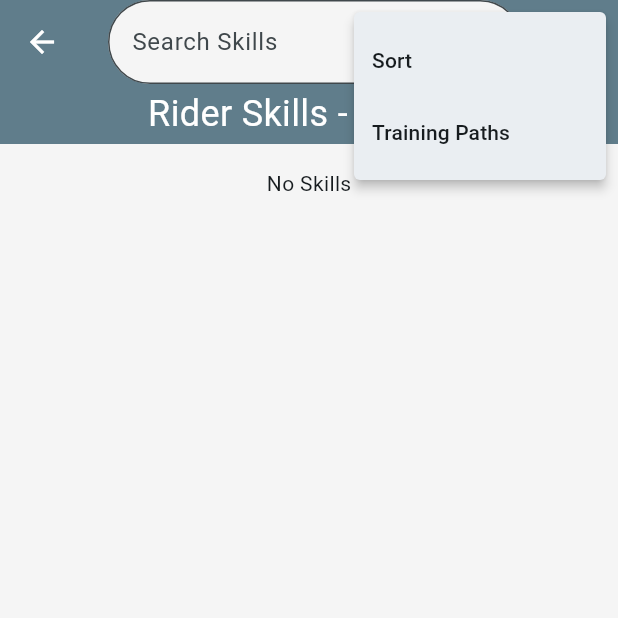
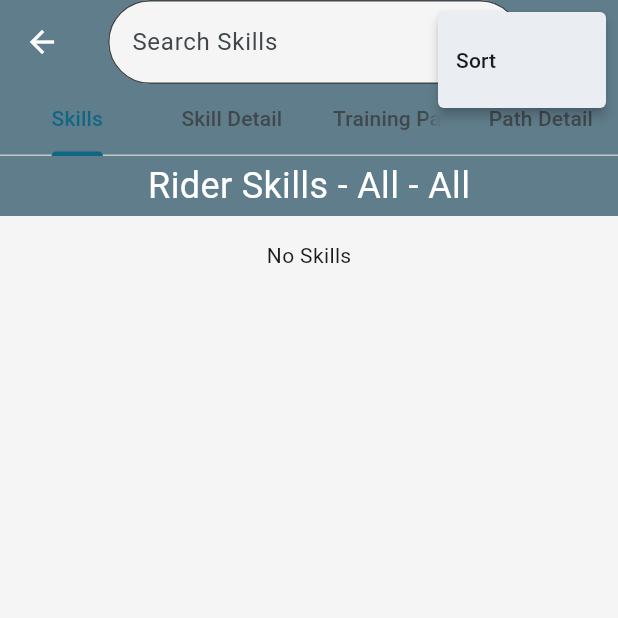
Before and after one commit to Mfrenchy77/Horse-and-Rider-s-Companion, a Flutter app: the SkillTreeView screen opened directly, after a tap on the "search" icon, after a tap on the "more vert" icon, on a phone screen of 412 x 824 dp, the top half of it. Run offline on Flutter 3.47's test engine with Material 3 defaults, Android fonts, the phone set to English and light mode, and no system bars; drawn by our look-alikes of searchfield; our stand-ins replace auto_size_text, bloc, cached_network_image, cloud_firestore, equatable, firebase_auth and 18 more; missing offline and left inert: any_link_preview, flutter_adaptive_scaffold, flutter_inappwebview, image_network, open_mail_app, super_banners and 1 more; accounts and stored records are empty.

Commit message:
Added tab navigation to the skill tree for ease of use

```diff
--- a/lib/App/Cubit/app_cubit.dart
+++ b/lib/App/Cubit/app_cubit.dart
@@ -3151,6 +3151,11 @@ class AppCubit extends Cubit<AppState> {
     }
   }
 
+  /// Skill Tree Tab Navigation
+  void setSkillTreeTabIndex(int index) {
+    emit(state.copyWith(skillTreeTabIndex: index));
+  }
+
   /// Set the page status to Loading
   void setLoading() {
     emit(
--- a/lib/App/Cubit/app_state.dart
+++ b/lib/App/Cubit/app_state.dart
@@ -141,6 +141,7 @@ class AppState extends Equatable {
     this.user = User.empty,
     this.allSkills = const [],
     this.resources = const [],
+    this.skillTreeTabIndex = 0,
     this.isFromProfile = false,
     this.searchList = const [],
     this.showOnboarding = false,
@@ -246,6 +247,9 @@ class AppState extends Equatable {
 
   /// Whether the BannerAd is ready to be shown.
   final bool isBannerAdReady;
+
+  /// Index of the Skill Tree Tabs
+  final int skillTreeTabIndex;
 
   /// The Unsorted list of Skills from the database
   final List<Skill?> allSkills;
@@ -363,6 +367,7 @@ class AppState extends Equatable {
     String? errorMessage,
     bool? showFirstLaunch,
     bool? isBannerAdReady,
+    int? skillTreeTabIndex,
     List<Message>? messages,
     List<Skill?>? allSkills,
     bool? isFromTrainingPath,
@@ -437,6 +442,7 @@ class AppState extends Equatable {
       isBannerAdReady: isBannerAdReady ?? this.isBannerAdReady,
       resourceComments: resourceComments ?? this.resourceComments,
       commentSortState: commentSortState ?? this.commentSortState,
+      skillTreeTabIndex: skillTreeTabIndex ?? this.skillTreeTabIndex,
       conversationState: conversationState ?? this.conversationState,
       conversationsSort: conversationsSort ?? this.conversationsSort,
       categorySortState: categorySortState ?? this.categorySortState,
@@ -499,6 +505,7 @@ class AppState extends Equatable {
         isBannerAdReady,
         resourceComments,
         commentSortState,
+        skillTreeTabIndex,
         conversationState,
         conversationsSort,
         conversationsState,
--- a/lib/MainPages/SkillTree/Widgets/skill_tree_app_bar_overflow_menu.dart
+++ b/lib/MainPages/SkillTree/Widgets/skill_tree_app_bar_overflow_menu.dart
@@ -12,84 +12,43 @@ class SkillTreeAppBarOverFlowMenu extends StatelessWidget {
       builder: (context, state) {
         final cubit = context.read<AppCubit>();
         final isEditor = state.usersProfile?.editor ?? false;
-        return PopupMenuButton<String>(
-          itemBuilder: (context) {
-            switch (state.skillTreeNavigation) {
-              case SkillTreeNavigation.SkillList:
-                return [
+
+        final menuItems = <PopupMenuEntry<String>>[];
+
+        // Add sort option only for skill list tab
+        if (state.skillTreeTabIndex == 0) {
+          menuItems.add(
             const PopupMenuItem(
               value: 'Sort',
               child: Text('Sort'),
             ),
-                  const PopupMenuItem(
-                    value: 'Training Paths',
-                    child: Text('Training Paths'),
-                  ),
-                  if (!state.isGuest && isEditor)
+          );
+        }
+
+        // Add edit toggle if user is editor
+        if (!state.isGuest && isEditor) {
+          menuItems.add(
             const PopupMenuItem(
               value: 'Edit',
               child: Text('Toggle Edit Controls'),
             ),
-                ];
-              case SkillTreeNavigation.TrainingPathList:
-                return [
-                  const PopupMenuItem(
-                    value: 'Skills',
-                    child: Text('Skills'),
-                  ),
-                  if (!state.isGuest && isEditor)
-                    const PopupMenuItem(
-                      value: 'Edit',
-                      child: Text('Toggle Edit Controls'),
-                    ),
-                ];
-              case SkillTreeNavigation.TrainingPath:
-                return [
-                  const PopupMenuItem(
-                    value: 'Skills',
-                    child: Text('Skills'),
-                  ),
-                  if (!state.isGuest && isEditor)
-                    const PopupMenuItem(
-                      value: 'Edit',
-                      child: Text('Toggle Edit Controls'),
-                    ),
-                ];
-              case SkillTreeNavigation.SkillLevel:
-                return [
-                  const PopupMenuItem(
-                    value: 'Skills',
-                    child: Text('Skills'),
-                  ),
-                  const PopupMenuItem(
-                    value: 'Training Paths',
-                    child: Text('Training Paths'),
-                  ),
-                  if (!state.isGuest && isEditor)
-                    const PopupMenuItem(
-                      value: 'Edit',
-                      child: Text('Toggle Edit Controls'),
-                    ),
-                ];
+          );
         }
-          },
+
+        if (menuItems.isEmpty) return const SizedBox.shrink();
+
+        return PopupMenuButton<String>(
+          itemBuilder: (context) => menuItems,
           onSelected: (value) {
             switch (value) {
-              case 'Skills':
-                cubit.navigateToSkillsList();
-                break;
               case 'Edit':
                 cubit.toggleIsEditState();
                 break;
               case 'Sort':
-                // open the sort dialog
                 showDialog<AlertDialog>(
                   context: context,
                   builder: (_) => const SkillSortDialog(),
                 );
-                break;
-              case 'Training Paths':
-                cubit.navigateToTrainingPathList();
                 break;
             }
           },
--- a/lib/MainPages/SkillTree/Widgets/skill_tree_primary_view.dart
+++ b/lib/MainPages/SkillTree/Widgets/skill_tree_primary_view.dart
@@ -2,13 +2,10 @@ import 'package:flutter/material.dart';
 import 'package:flutter_bloc/flutter_bloc.dart';
 import 'package:horseandriderscompanion/App/app.dart';
 import 'package:horseandriderscompanion/MainPages/SkillTree/Widgets/skill_level_view.dart';
-import 'package:horseandriderscompanion/MainPages/SkillTree/Widgets/skills_list.dart';
 import 'package:horseandriderscompanion/MainPages/SkillTree/Widgets/training_path_view.dart';
-import 'package:horseandriderscompanion/MainPages/SkillTree/Widgets/training_paths_list.dart';
 
 class SkillTreePrimaryView extends StatelessWidget {
   const SkillTreePrimaryView({super.key});
-// TODO(mfrenchy): Fix the routing logic here. the primary view should show the right screen and the  back button should return  to the skill tree if we are not in a split screen
 
   @override
   Widget build(BuildContext context) {
@@ -16,34 +13,15 @@ class SkillTreePrimaryView extends StatelessWidget {
       buildWhen: (previous, current) =>
           previous.skillTreeNavigation != current.skillTreeNavigation,
       builder: (context, state) {
-        debugPrint('SkillTrePrimaryView Build');
-        final isSplitScreen = MediaQuery.of(context).size.width > 840;
         switch (state.skillTreeNavigation) {
           case SkillTreeNavigation.TrainingPath:
-            return const TrainingPathView(
-              key: Key('trainingPathView'),
-            );
+            return const TrainingPathView(key: Key('TrainingPathView'));
+          case SkillTreeNavigation.SkillLevel:
+            return const SkillLevelView(key: Key('SkillLevelView'));
           case SkillTreeNavigation.TrainingPathList:
-            return isSplitScreen
-                ? const SkillLevelView(
-                    key: Key('trainingPathListView'),
-                  )
-                : const TrainingPathListView(
-                    key: Key('trainingPathListView'),
-                  );
+            return const TrainingPathView(key: Key('TrainingPathView'));
           case SkillTreeNavigation.SkillList:
-            return isSplitScreen
-                ? const SkillLevelView(
-                    key: Key('skillLevelView'),
-                  )
-                : const SkillsListView(
-                    key: Key('skillsListView'),
-                  );
-
-          case SkillTreeNavigation.SkillLevel:
-            return const SkillLevelView(
-              key: Key('skillLevelView'),
-            );
+            return const SkillLevelView(key: Key('SkillLevelView'));
         }
       },
     );
--- a/lib/MainPages/SkillTree/Widgets/skills_list.dart
+++ b/lib/MainPages/SkillTree/Widgets/skills_list.dart
@@ -9,7 +9,9 @@ import 'package:horseandriderscompanion/Theme/theme.dart';
 import 'package:horseandriderscompanion/Utilities/view_utils.dart';
 
 class SkillsListView extends StatelessWidget {
-  const SkillsListView({super.key});
+  const SkillsListView({this.onSkillSelected, super.key});
+
+  final VoidCallback? onSkillSelected;
 
   @override
   Widget build(BuildContext context) {
@@ -122,9 +124,11 @@ class SkillsListView extends StatelessWidget {
                               onTap: () {
                                 cubit
                                   ..setFromSkills()
-                                  ..navigateToSkillLevel(
-                                    skill: skill,
-                                  );
+                                  ..navigateToSkillLevel(skill: skill);
+                                if (onSkillSelected != null &&
+                                    MediaQuery.of(context).size.width < 1024) {
+                                  onSkillSelected!();
+                                }
                               },
                               onEdit: () {
                                 if (cubit.canEditSkill(skill)) {
--- a/lib/MainPages/SkillTree/skill_tree.dart
+++ b/lib/MainPages/SkillTree/skill_tree.dart
@@ -2,28 +2,91 @@ import 'package:flutter/material.dart';
 import 'package:flutter_bloc/flutter_bloc.dart';
 import 'package:horseandriderscompanion/App/Cubit/app_cubit.dart';
 import 'package:horseandriderscompanion/CommonWidgets/app_bar_search_button.dart';
+import 'package:horseandriderscompanion/MainPages/SkillTree/Widgets/skill_level_view.dart';
 import 'package:horseandriderscompanion/MainPages/SkillTree/Widgets/skill_tree_app_bar_overflow_menu.dart';
-import 'package:horseandriderscompanion/MainPages/SkillTree/Widgets/skill_tree_primary_view.dart';
-import 'package:horseandriderscompanion/MainPages/SkillTree/Widgets/skill_tree_secondary_view.dart';
 import 'package:horseandriderscompanion/MainPages/SkillTree/Widgets/skill_tree_title_search_bar.dart';
+import 'package:horseandriderscompanion/MainPages/SkillTree/Widgets/skills_list.dart';
+import 'package:horseandriderscompanion/MainPages/SkillTree/Widgets/training_path_view.dart';
+import 'package:horseandriderscompanion/MainPages/SkillTree/Widgets/training_paths_list.dart';
 
-class SkillTreeView extends StatelessWidget {
+class SkillTreeView extends StatefulWidget {
   const SkillTreeView({super.key});
 
   static const double splitScreenBreakpoint = 1024;
 
   @override
+  State<SkillTreeView> createState() => _SkillTreeViewState();
+}
+
+class _SkillTreeViewState extends State<SkillTreeView>
+    with SingleTickerProviderStateMixin {
+  late TabController _tabController;
+  late AppCubit _cubit;
+  late bool isInitialized;
+
+  @override
+  void initState() {
+    super.initState();
+    _cubit = context.read<AppCubit>();
+    isInitialized = false;
+  }
+
+  @override
+  void didChangeDependencies() {
+    super.didChangeDependencies();
+    if (!isInitialized) {
+      final isLargeScreen = MediaQuery.of(context).size.width >=
+          SkillTreeView.splitScreenBreakpoint;
+      final tabCount = isLargeScreen ? 2 : 4;
+
+      _tabController = TabController(
+        length: tabCount,
+        vsync: this,
+        initialIndex: _cubit.state.skillTreeTabIndex,
+      );
+
+      _tabController.addListener(() {
+        if (_tabController.indexIsChanging) {
+          _cubit.setSkillTreeTabIndex(_tabController.index);
+        }
+      });
+
+      isInitialized = true;
+    }
+  }
+
+  @override
+  void dispose() {
+    _tabController.dispose();
+    super.dispose();
+  }
+
+  void _handleBackPressed() {
+    if (_tabController.index > 0) {
+      final newIndex = _tabController.index - 1;
+      _tabController.animateTo(newIndex);
+      _cubit.setSkillTreeTabIndex(newIndex);
+    } else {
+      _cubit.changeIndex(0);
+    }
+  }
+
+  /// Changes the current tab to the specified index and updates
+  ///  the cubit's state.
+  void _changeTab(int index) {
+    _tabController.animateTo(index);
+    _cubit.setSkillTreeTabIndex(index);
+  }
+
+  @override
   Widget build(BuildContext context) {
-    return BlocBuilder<AppCubit, AppState>(
-      builder: (context, state) {
-        final cubit = context.read<AppCubit>();
+    final isLargeScreen = MediaQuery.of(context).size.width >=
+        SkillTreeView.splitScreenBreakpoint;
 
     return Scaffold(
       appBar: AppBar(
         leading: BackButton(
-              onPressed: () {
-                _handleBackButton(context, state, cubit);
-              },
+          onPressed: _handleBackPressed,
         ),
         centerTitle: true,
         title: const SkillTreeSearchTitleBar(
@@ -33,87 +96,69 @@ class SkillTreeView extends StatelessWidget {
           AppBarSearchButton(),
           SkillTreeAppBarOverFlowMenu(),
         ],
-          ),
-          body: LayoutBuilder(
-            builder: (context, constraints) {
-              final isLargeScreen =
-                  constraints.maxWidth >= splitScreenBreakpoint;
-
-              if (isLargeScreen) {
-                // Split view
-                return const Row(
-                  crossAxisAlignment: CrossAxisAlignment.start,
-                  children: [
-                    Expanded(
-                      flex: 3,
-                      child: SkillTreeSecondaryView(key: Key('secondaryView')),
-                    ),
-                    Expanded(
-                      flex: 2,
-                      child: Column(
-                        crossAxisAlignment: CrossAxisAlignment.start,
-                        children: [
-                          SkillTreePrimaryView(key: Key('primaryView')),
+        bottom: TabBar(
+          controller: _tabController,
+          tabs: isLargeScreen
+              ? const [
+                  Tab(text: 'Skills'),
+                  Tab(text: 'Training Paths'),
+                ]
+              : const [
+                  Tab(text: 'Skills'),
+                  Tab(text: 'Skill Detail'),
+                  Tab(text: 'Training Paths'),
+                  Tab(text: 'Path Detail'),
                 ],
         ),
       ),
+      body: TabBarView(
+        controller: _tabController,
+        children: isLargeScreen
+            ? const [
+                _SplitSkillsView(),
+                _SplitTrainingPathsView(),
+              ]
+            : [
+                SkillsListView(
+                  onSkillSelected: () => _changeTab(1),
+                ),
+                const SkillLevelView(),
+                TrainingPathListView(
+                  onTrainingPathSelected: () => _changeTab(3),
+                ),
+                const TrainingPathView(),
               ],
-                );
-              }
-
-              // Single view
-              return const SkillTreePrimaryView(key: Key('primaryView'));
-            },
       ),
-        );
-      },
     );
   }
 }
 
-void _handleBackButton(BuildContext context, AppState state, AppCubit cubit) {
-  final isSplitScreen = MediaQuery.of(context).size.width > 840;
-  debugPrint('Skill Tree Back Pressed\n'
-      'SkillTreeNavigationState: ${state.skillTreeNavigation}\n '
-      'From profile: ${state.isFromProfile}\n '
-      'From Training Path List: ${state.isFromTrainingPathList}\n '
-      'From Training Path: ${state.isFromTrainingPath}');
+class _SplitSkillsView extends StatelessWidget {
+  const _SplitSkillsView();
 
-  final nav = state.skillTreeNavigation;
-
-  if (isSplitScreen) {
-    switch (nav) {
-      case SkillTreeNavigation.TrainingPath:
-        cubit.navigateToTrainingPathList();
-        break;
-      case SkillTreeNavigation.TrainingPathList:
-        cubit.navigateToSkillsList();
-        break;
-      case SkillTreeNavigation.SkillList:
-        cubit.changeIndex(0);
-        break;
-      case SkillTreeNavigation.SkillLevel:
-        if (state.isFromTrainingPathList) {
-          cubit.navigateToTrainingPathList();
-        } else {
-          cubit.changeIndex(0);
-        }
-        break;
-    }
-  } else {
-    switch (nav) {
-      case SkillTreeNavigation.TrainingPath:
-        cubit.navigateToTrainingPathList();
-        break;
-      case SkillTreeNavigation.TrainingPathList:
-        cubit.navigateToSkillsList();
-        break;
-      case SkillTreeNavigation.SkillList:
-        cubit.changeIndex(0);
-        break;
-      case SkillTreeNavigation.SkillLevel:
-        cubit.navigateToSkillsList();
-        break;
+  @override
+  Widget build(BuildContext context) {
+    return const Row(
+      children: [
+        Expanded(flex: 3, child: SkillsListView()),
+        VerticalDivider(width: 1),
+        Expanded(flex: 2, child: SkillLevelView()),
+      ],
+    );
   }
 }
+
+class _SplitTrainingPathsView extends StatelessWidget {
+  const _SplitTrainingPathsView();
+
+  @override
+  Widget build(BuildContext context) {
+    return const Row(
+      children: [
+        Expanded(flex: 3, child: TrainingPathListView()),
+        VerticalDivider(width: 1),
+        Expanded(flex: 2, child: TrainingPathView()),
+      ],
+    );
   }
+}
```
Also changed, not shown: lib/MainPages/SkillTree/Widgets/skill_tree_secondary_view.dart (+7 -24 lines), lib/MainPages/SkillTree/Widgets/training_paths_list.dart (+7 -2 lines), 1 other file. Lines whose indentation alone changed are shown as unchanged.
